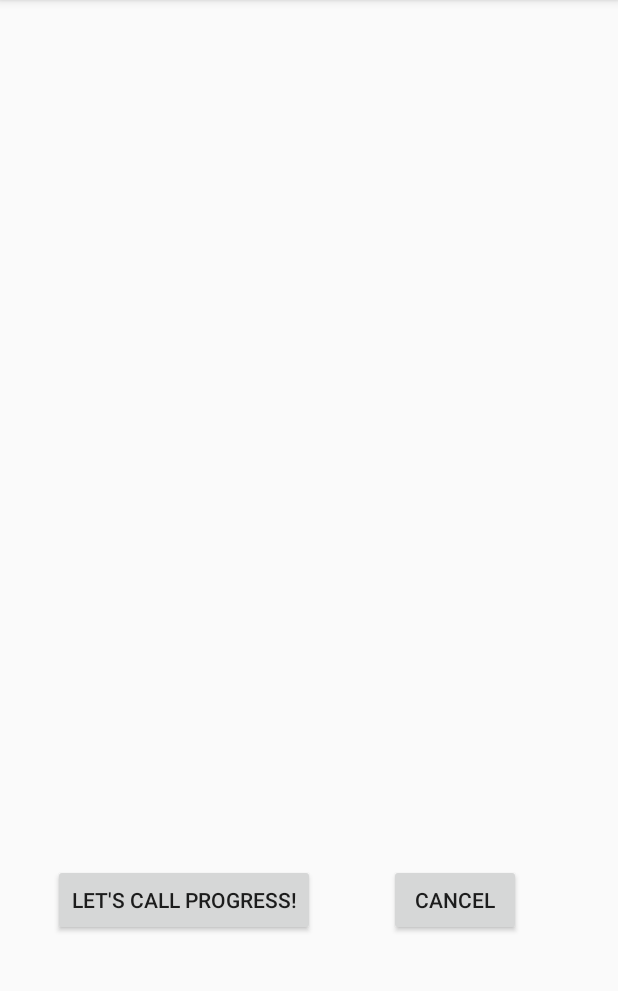
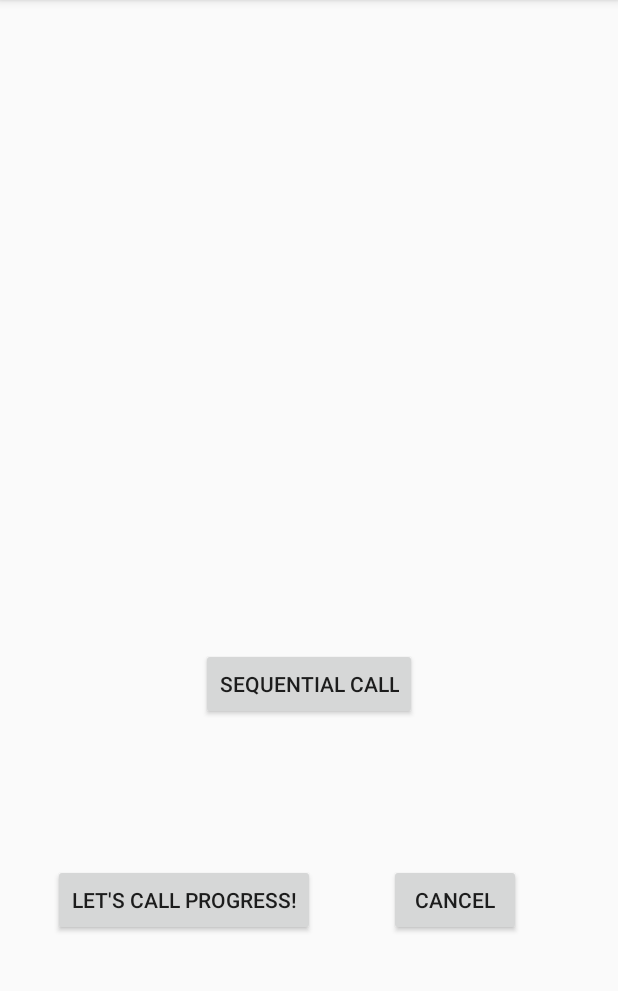
Before and after one commit to turastory/android-experiment, an Android app: the screen it shows after launch (MainActivity), after a tap on "LET'S CALL PROGRESS!", on a phone screen of 412 x 824 dp, the part 84-1075 px from its top. Run offline under Robolectric (Android 15) with nearby library versions, the phone set to English and light mode, and no system bars; our stand-ins replace ButterKnife.

Commit message:
Multiple calls, one dialog.

```diff
--- a/progress-management/src/main/java/com/turastory/progress_management/Call.java
+++ b/progress-management/src/main/java/com/turastory/progress_management/Call.java
@@ -12,12 +12,14 @@ public class Call extends Thread implements Cancellable {
 
     private boolean flag = false;
 
+    private MainActivity mainActivity;
     private int time;
-    private Runnable runnable;
+    private boolean success;
 
-    public Call(int time, Runnable runnable) {
+    public Call(MainActivity mainActivity, int time, boolean success) {
+        this.mainActivity = mainActivity;
         this.time = time;
-        this.runnable = runnable;
+        this.success = success;
     }
 
     @Override
@@ -35,12 +37,20 @@ public class Call extends Thread implements Cancellable {
         }
 
         Log.e("asdf", "Thread stop");
-        runnable.run();
+        mainActivity.removeCall(this);
+
+        if (flag) {
+            Log.e("asdf", "Cancel");
+        } else if (success) {
+            Log.e("asdf", "Success");
+        } else {
+            Log.e("asdf", "Failure");
+        }
     }
 
     @Override
     public void cancel() {
-        Log.e("asdf", "Cancel a call.");
+        Log.e("asdf", "Request cancel a call.");
         flag = true;
     }
 
--- a/progress-management/src/main/java/com/turastory/progress_management/MainActivity.java
+++ b/progress-management/src/main/java/com/turastory/progress_management/MainActivity.java
@@ -1,23 +1,30 @@
 package com.turastory.progress_management;
 
 import android.os.Bundle;
+import android.os.Handler;
 import android.support.v7.app.AppCompatActivity;
 import android.util.Log;
 import android.widget.Button;
 
 import java.util.Random;
+import java.util.concurrent.BlockingQueue;
+import java.util.concurrent.LinkedBlockingQueue;
 
 import butterknife.BindView;
 import butterknife.ButterKnife;
 
 public class MainActivity extends AppCompatActivity {
 
+    private final Object lock = new Object();
     @BindView(R.id.button)
     Button requestButton;
     @BindView(R.id.cancel_button)
     Button cancelButton;
-
+    @BindView(R.id.sequential_button)
+    Button sequentialButton;
+    private BlockingQueue<Call> blockingQueue = new LinkedBlockingQueue<>(10);
     private Call call;
+    private NetworkProgress progress;
 
     @Override
     protected void onCreate(Bundle savedInstanceState) {
@@ -26,16 +33,14 @@ public class MainActivity extends AppCompatActivity {
         ButterKnife.bind(this);
 
         requestButton.setOnClickListener(v -> {
-            Random random = new Random();
-            int n = random.nextInt(2);
+            // 큐에 빈자리가 있는지 확인
+            if (!isQueueAvailable()) {
+                Log.e("asdf", "Queue is not available now.");
+                return;
+            }
 
-            if (n == 0) {
-                call = new Call(1000, this::onSuccess);
-                call.start();
-            } else {
-                call = new Call(1000, this::onFailure);
-                call.start();
-            }
+            call = createRandomCall();
+            addCall(call);
         });
 
         cancelButton.setOnClickListener(v -> {
@@ -43,13 +48,59 @@ public class MainActivity extends AppCompatActivity {
                 call.cancel();
             }
         });
+
+        sequentialButton.setOnClickListener(v -> {
+            new Handler().postDelayed(() -> addCall(createRandomCall()), 300);
+            new Handler().postDelayed(() -> addCall(createRandomCall()), 600);
+            new Handler().postDelayed(() -> addCall(createRandomCall()), 900);
+            new Handler().postDelayed(() -> addCall(createRandomCall()), 1200);
+            new Handler().postDelayed(() -> addCall(createRandomCall()), 1500);
+        });
+
+        new Thread(() -> {
+            try {
+                while (true) {
+                    printQueueSize();
+                    Thread.sleep(200);
+                }
+            } catch (InterruptedException e) {
+                e.printStackTrace();
+            }
+        }).start();
     }
 
-    private void onSuccess() {
-        Log.e("asdf", "Success!");
+    private boolean isQueueAvailable() {
+        synchronized (lock) {
+            return blockingQueue.remainingCapacity() > 0;
+        }
     }
 
-    private void onFailure() {
-        Log.e("asdf", "Failure!");
+    private void printQueueSize() {
+        Log.e("asdf", String.valueOf(blockingQueue.size()));
+    }
+
+    private Call createRandomCall() {
+        Random random = new Random();
+        int n = random.nextInt(2);
+
+        return new Call(this, 1000, n == 0);
+    }
+
+    private void addCall(Call call) {
+        call.start();
+
+        if (blockingQueue.size() == 0) {
+            progress = new NetworkProgress(this);
+            progress.show();
+        }
+
+        blockingQueue.add(call);
+    }
+
+    public void removeCall(Call call) {
+        blockingQueue.remove(call);
+
+        if (blockingQueue.size() == 0)
+            progress.dismiss();
     }
 }
--- a/progress-management/src/main/res/layout/activity_main.xml
+++ b/progress-management/src/main/res/layout/activity_main.xml
@@ -6,6 +6,18 @@
   android:layout_width="match_parent"
   android:layout_height="match_parent"
   tools:context="com.turastory.progress_management.MainActivity">
+
+  <Button
+    android:id="@+id/sequential_button"
+    android:layout_width="wrap_content"
+    android:layout_height="wrap_content"
+    android:text="Sequential call"
+    app:layout_constraintBottom_toBottomOf="parent"
+    app:layout_constraintHorizontal_bias="0.5"
+    app:layout_constraintLeft_toLeftOf="parent"
+    app:layout_constraintRight_toRightOf="parent"
+    app:layout_constraintTop_toTopOf="parent"
+    app:layout_constraintVertical_bias="0.6"/>
 
   <Button
     android:id="@+id/button"
```
